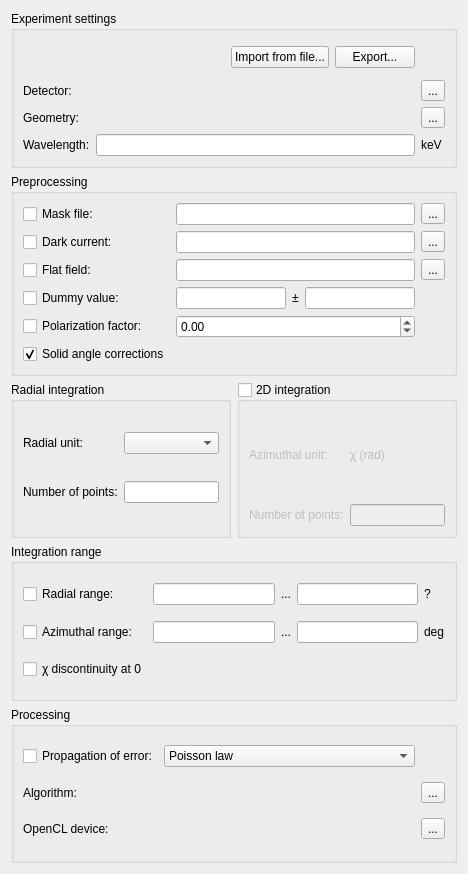
The window that pyFAI/resources/gui/worker-configurator.ui (silx-kit/pyFAI) describes before a commit, drawn with Qt 5.
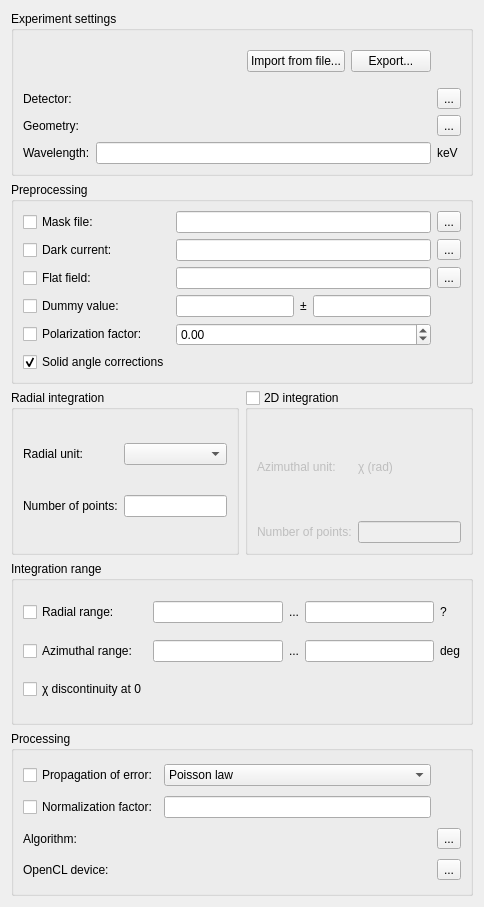
The same window after the commit. Custom widgets are drawn as their Qt base class.

Commit message: Implement normalization_factor to the worker and the GUI

Patch:
```diff
--- a/pyFAI/resources/gui/worker-configurator.ui
+++ b/pyFAI/resources/gui/worker-configurator.ui
@@ -6,8 +6,8 @@
    <rect>
     <x>0</x>
     <y>0</y>
-    <width>468</width>
-    <height>874</height>
+    <width>484</width>
+    <height>907</height>
    </rect>
   </property>
   <layout class="QVBoxLayout" name="verticalLayout">
@@ -491,7 +491,7 @@
       <string>Processing</string>
      </property>
      <layout class="QGridLayout" name="gridLayout_6" columnstretch="0,0,0,0">
-      <item row="1" column="0">
+      <item row="2" column="0">
        <widget class="QLabel" name="label_13">
         <property name="text">
          <string>Algorithm:</string>
@@ -528,14 +528,14 @@
         </property>
        </widget>
       </item>
-      <item row="1" column="1" colspan="2">
+      <item row="2" column="1" colspan="2">
        <widget class="MethodLabel" name="methodLabel">
         <property name="alignment">
          <set>Qt::AlignRight|Qt::AlignTrailing|Qt::AlignVCenter</set>
         </property>
        </widget>
       </item>
-      <item row="1" column="3">
+      <item row="2" column="3">
        <widget class="QToolButton" name="method_config_button">
         <property name="text">
          <string>...</string>
@@ -549,6 +549,29 @@
         </property>
        </widget>
       </item>
+      <item row="1" column="0">
+       <widget class="QCheckBox" name="do_normalization_factor">
+        <property name="toolTip">
+         <string>Perform polarization corrections</string>
+        </property>
+        <property name="text">
+         <string>Normalization factor:</string>
+        </property>
+       </widget>
+      </item>
+      <item row="1" column="1" colspan="2">
+       <widget class="QLineEdit" name="normalization_factor_value">
+        <property name="toolTip">
+         <string>Lower radial bound</string>
+        </property>
+        <property name="text">
+         <string/>
+        </property>
+        <property name="alignment">
+         <set>Qt::AlignRight|Qt::AlignTrailing|Qt::AlignVCenter</set>
+        </property>
+       </widget>
+      </item>
      </layout>
     </widget>
    </item>
```
The commit also changes 2 other files.
